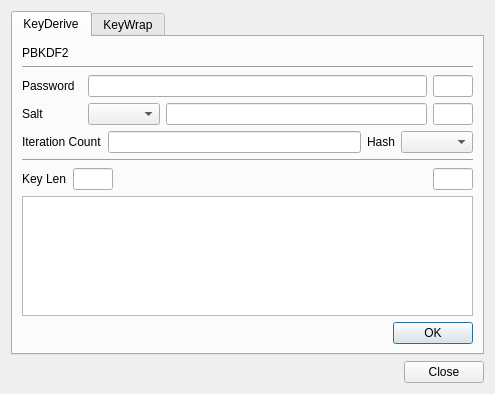
This is BerEditor/key_man_dlg.ui in jykim74/BerEditor as Qt 5 draws it before an edit. The edited form follows.
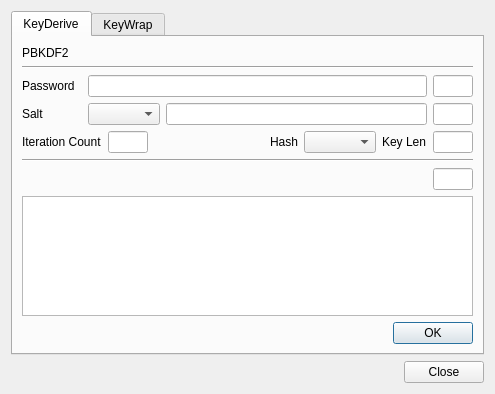
This is the edited form. The open tabs and pages were chosen to show the change.

Diff of the .ui file:
```diff
--- a/BerEditor/key_man_dlg.ui
+++ b/BerEditor/key_man_dlg.ui
@@ -109,13 +109,26 @@
        </item>
        <item>
         <layout class="QGridLayout" name="gridLayout_3">
-         <item row="0" column="2">
-          <widget class="QLabel" name="label_5">
+         <item row="0" column="5">
+          <widget class="QLabel" name="label_6">
            <property name="text">
-            <string>Hash</string>
+            <string>Key Len</string>
            </property>
           </widget>
          </item>
+         <item row="0" column="2">
+          <spacer name="horizontalSpacer_6">
+           <property name="orientation">
+            <enum>Qt::Horizontal</enum>
+           </property>
+           <property name="sizeHint" stdset="0">
+            <size>
+             <width>40</width>
+             <height>20</height>
+            </size>
+           </property>
+          </spacer>
+         </item>
          <item row="0" column="0">
           <widget class="QLabel" name="label_4">
            <property name="minimumSize">
@@ -129,11 +142,35 @@
            </property>
           </widget>
          </item>
+         <item row="0" column="1">
+          <widget class="QLineEdit" name="mIterCntText">
+           <property name="maximumSize">
+            <size>
+             <width>40</width>
+             <height>16777215</height>
+            </size>
+           </property>
+          </widget>
+         </item>
          <item row="0" column="3">
+          <widget class="QLabel" name="label_5">
+           <property name="text">
+            <string>Hash</string>
+           </property>
+          </widget>
+         </item>
+         <item row="0" column="4">
           <widget class="QComboBox" name="mHashCombo"/>
          </item>
-         <item row="0" column="1">
-          <widget class="QLineEdit" name="mIterCntText"/>
+         <item row="0" column="6">
+          <widget class="QLineEdit" name="mKeyLenText">
+           <property name="maximumSize">
+            <size>
+             <width>40</width>
+             <height>16777215</height>
+            </size>
+           </property>
+          </widget>
          </item>
         </layout>
        </item>
@@ -175,23 +212,6 @@
            </property>
           </widget>
          </item>
-         <item row="0" column="0">
-          <widget class="QLabel" name="label_6">
-           <property name="text">
-            <string>Key Len</string>
-           </property>
-          </widget>
-         </item>
-         <item row="0" column="1">
-          <widget class="QLineEdit" name="mKeyLenText">
-           <property name="maximumSize">
-            <size>
-             <width>40</width>
-             <height>16777215</height>
-            </size>
-           </property>
-          </widget>
-         </item>
         </layout>
        </item>
        <item>
```
Left out of the diff: 7 changed lines with no effect on the pictures.
